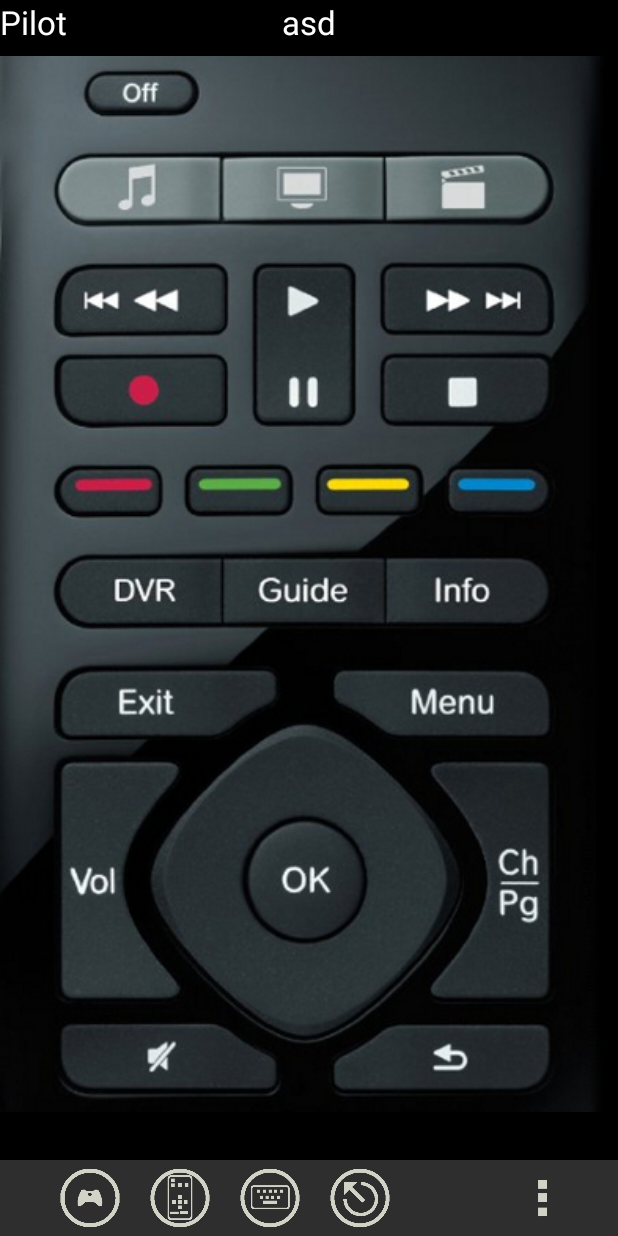
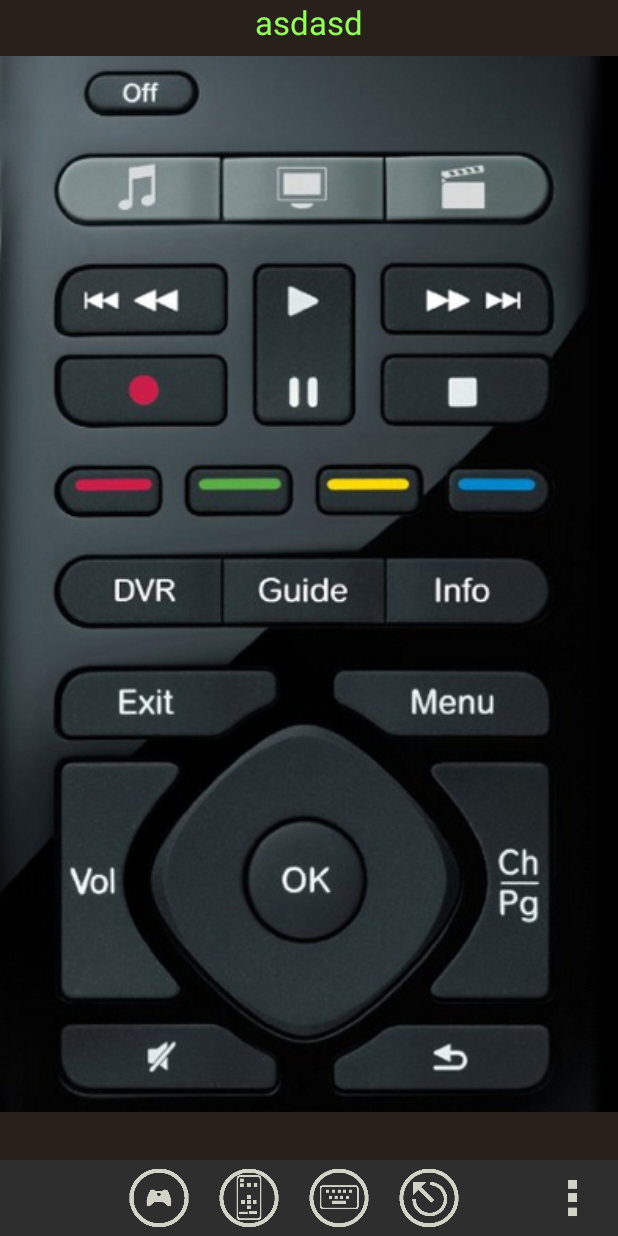
Before and after one commit to FranQy/PilotPC-Android, an Android app: the screen it shows after launch (MainActivity), on a phone screen of 412 x 824 dp. Run offline under Robolectric (Android 15) with nearby library versions, the phone set to English and light mode, and no system bars.

Commit message:
2.3 woeks ;) ovule of mouse ;)

```diff
--- a/socketclient/src/main/AndroidManifest.xml
+++ b/socketclient/src/main/AndroidManifest.xml
@@ -27,8 +27,9 @@
         android:theme="@style/AppTheme" >
         <activity
             android:name="com.example.socketclient.MainActivity"
-            android:label="Pilot PC"
-            android:screenOrientation="portrait">
+            android:configChanges="orientation|keyboardHidden|screenSize"
+            android:label="Pilot PC">
+
             <intent-filter>
                 <action android:name="android.intent.action.MAIN" />
 
--- a/socketclient/src/main/java/com/example/socketclient/ClickableSlidingDrawer.java
+++ b/socketclient/src/main/java/com/example/socketclient/ClickableSlidingDrawer.java
@@ -37,8 +37,8 @@ public class ClickableSlidingDrawer extends SlidingDrawer {
     public boolean onInterceptTouchEvent(MotionEvent event) {
         if (mHandleLayout != null) {
             int childCount = mHandleLayout.getChildCount();
-            int handleClickX = (int)(event.getX() - mHandleLayout.getX());
-            int handleClickY = (int)(event.getY() - mHandleLayout.getY());
+            int handleClickX = (int)(event.getX() - mHandleLayout.getLeft());
+            int handleClickY = (int)(event.getY() - mHandleLayout.getTop());
 
             Rect hitRect = mHitRect;
 
@@ -47,12 +47,12 @@ public class ClickableSlidingDrawer extends SlidingDrawer {
 
                 childView.getHitRect(hitRect);
 
-                if(childView.isClickable())
-                {
+               // if(childView.isClickable())
+               // {
                 if (hitRect.contains(handleClickX, handleClickY)) {
                     return false;
                 }
-                }
+               // }
             }
         }
 
--- a/socketclient/src/main/java/com/example/socketclient/MainActivity.java
+++ b/socketclient/src/main/java/com/example/socketclient/MainActivity.java
@@ -10,6 +10,8 @@ import android.app.AlertDialog;
 import android.content.Context;
 
 
+import android.content.pm.ActivityInfo;
+import android.content.res.Configuration;
 import android.net.wifi.WifiManager;
 import android.os.Bundle;
 
@@ -18,7 +20,7 @@ import android.util.Log;
 import android.view.KeyEvent;
 
 
-
+import android.view.MotionEvent;
 import android.view.View;
 import android.view.animation.AccelerateInterpolator;
 import android.view.animation.Animation;
@@ -26,6 +28,9 @@ import android.view.animation.Animation;
 import android.view.animation.TranslateAnimation;
 import android.widget.Button;
 
+import android.widget.ImageButton;
+import android.widget.ImageView;
+import android.widget.Toast;
 import android.widget.ViewFlipper;
 
 
@@ -61,6 +66,7 @@ ViewFlipper vf;
     @Override
     public void onCreate(Bundle savedInstanceState) {
         super.onCreate(savedInstanceState);
+        setRequestedOrientation(ActivityInfo.SCREEN_ORIENTATION_PORTRAIT);
         setContentView(R.layout.pilot_layout);
         men = new menu(this);
         /**
@@ -71,10 +77,10 @@ ViewFlipper vf;
 /**
  * menuBar buttons constructors
  */
-        Button gamepad = (Button) findViewById(R.id.buttonGamepad);
-        Button pilotButton = (Button) findViewById(R.id.buttonPilot);
-        Button keyboard = (Button) findViewById(R.id.buttonKeyboard);
-        Button mouse = (Button) findViewById(R.id.buttonMouse);
+        ImageButton gamepad = (ImageButton) findViewById(R.id.buttonGamepad);
+        ImageButton pilotButton = (ImageButton) findViewById(R.id.buttonPilot);
+        ImageButton keyboard = (ImageButton) findViewById(R.id.buttonKeyboard);
+        ImageButton mouse = (ImageButton) findViewById(R.id.buttonMouse);
 
 /**
  * menuBar buttons onClickListeners
@@ -179,8 +185,74 @@ ViewFlipper vf;
 
        // View newView = (View) findViewById(R.id)
        pilot = new pilot(this);
+pilot.blad.setText("asdasd");
+
+        final float[] mPreviousX = {0};
+        final float[] mPreviousY = {0};
+
+        ImageView mysz = (ImageView) findViewById(R.id.imageMysz);
+
+        mysz.setOnTouchListener(new View.OnTouchListener() {
+            @Override
+            public boolean onTouch(View view, MotionEvent motionEvent) {
+
+               /* int pointerCount = motionEvent.getPointerCount();
+float fingerOneX=0;
+                float fingerTwoX=0;
+                switch (motionEvent.getAction())
+                {
+                    case MotionEvent.ACTION_MOVE:
+                    {
+                        for(int i = 0; i < pointerCount; ++i)
+                        {
+                            int pointerIndex = i;
+                            int pointerId = motionEvent.getPointerId(pointerIndex);
+
+                            if(pointerId == 0)
+                            {
+
+                                fingerOneX = motionEvent.getX(pointerIndex);
+                                //fingerOneY = event.getY(pointerIndex);
+                            }
+                            if(pointerId == 1)
+                            {
+
+                                fingerTwoX = motionEvent.getX(pointerIndex);
+                               // fingerTwoY = event.getY(pointerIndex);
+                            }
+                    }
+                }
+                }
+                    pilot.blad.setText(String.valueOf(fingerOneX)+" \r"+String.valueOf(fingerTwoX));*/
 
 
+                float x = motionEvent.getX();
+                float y = motionEvent.getY();
+
+                switch (motionEvent.getAction())
+                {
+                    case MotionEvent.ACTION_MOVE:
+                    {
+
+                        float dx = x - mPreviousX[0];
+                        float dy = y - mPreviousY[0];
+
+                        pilot.blad.setText(String.valueOf(dx)+" \r"+String.valueOf(dy));
+
+                    }
+
+
+
+                }
+
+                mPreviousX[0] = x;
+                mPreviousY[0] = y;
+
+
+                return true;
+
+            }
+        });
 
         /*buta.setOnClickListener(new View.OnClickListener() {
             @Override
@@ -285,6 +357,19 @@ switch (output)
         Log.d("async", "end2");
     }
 
+
+    @Override
+    public void onConfigurationChanged(Configuration newConfig) {
+        super.onConfigurationChanged(newConfig);
+        pilot.blad.setText("landscape");
+        // Checks the orientation of the screen
+
+        if (newConfig.orientation == Configuration.ORIENTATION_LANDSCAPE) {
+          pilot.blad.setText("landscape");
+        } else if (newConfig.orientation == Configuration.ORIENTATION_PORTRAIT){
+            pilot.blad.setText("portrait");
+        }
+    }
 
 
   /*  @Override
--- /dev/null
+++ b/socketclient/src/main/java/com/example/socketclient/touchPad.java
@@ -0,0 +1,16 @@
+package com.example.socketclient;
+
+import android.view.MotionEvent;
+
+/**
+ * Created by franqy on 24.10.13.
+ */
+public class touchPad {
+
+    public touchPad()
+    {
+
+    }
+
+
+}
--- a/socketclient/src/main/res/layout/gamepadlay.xml
+++ b/socketclient/src/main/res/layout/gamepadlay.xml
@@ -5,11 +5,27 @@
               android:layout_width="match_parent"
               android:layout_height="match_parent">
 
-    <TextView
+
+
+
+
+
+    <ProgressBar
+            style="?android:attr/progressBarStyleLarge"
+            android:layout_width="fill_parent"
+            android:layout_height="wrap_content"
+            android:id="@+id/progressBar"/>
+
+    <ProgressBar
             android:layout_width="wrap_content"
             android:layout_height="wrap_content"
-            android:textAppearance="?android:attr/textAppearanceLarge"
-            android:text="Gamepad"
-            android:id="@+id/textView"
-            android:layout_gravity="left|center_vertical"/>
+            android:id="@+id/progressBar2"
+            android:layout_gravity="center"/>
+
+    <ProgressBar
+            style="?android:attr/progressBarStyleSmall"
+            android:layout_width="fill_parent"
+            android:layout_height="wrap_content"
+            android:id="@+id/progressBar4"/>
+
 </LinearLayout>
--- a/socketclient/src/main/res/layout/mouselay.xml
+++ b/socketclient/src/main/res/layout/mouselay.xml
@@ -5,11 +5,13 @@
               android:layout_width="match_parent"
               android:layout_height="match_parent">
 
-    <TextView
-            android:layout_width="wrap_content"
-            android:layout_height="wrap_content"
-            android:textAppearance="?android:attr/textAppearanceLarge"
-            android:text="keyboard"
-            android:id="@+id/textView"
-            android:layout_gravity="left|center_vertical"/>
+
+
+    <ImageView
+            android:layout_width="fill_parent"
+            android:layout_height="fill_parent"
+            android:id="@+id/imageMysz"
+            android:layout_gravity="center"
+            android:src="@drawable/mysz"
+            />
 </LinearLayout>
--- a/socketclient/src/main/res/layout/pilot_layout.xml
+++ b/socketclient/src/main/res/layout/pilot_layout.xml
@@ -16,21 +16,19 @@
                  android:layout_marginLeft="0dp"
                  android:layout_alignParentTop="true"
                  android:layout_marginTop="0dp"
-                 android:paddingBottom="45dp">
+                 android:paddingBottom="45dp"
+                 android:background="#27201b">
 
-        <ImageView
+        <ViewFlipper
                 android:layout_width="fill_parent"
                 android:layout_height="fill_parent"
-                android:id="@+id/imagePrzyciski"
-                android:layout_gravity="center"
-                android:src="@drawable/przyciski"/>
-
-        <ImageView
-                android:layout_width="fill_parent"
-                android:layout_height="fill_parent"
-                android:id="@+id/imageView"
-                android:layout_gravity="right|center_vertical"
-                android:src="@drawable/hgfh2"/>
+                android:id="@+id/viewFlippermoj"
+                android:visibility="visible">
+            <include android:id="@+id/libraryView1"  layout="@layout/gamepadlay" />
+            <include android:id="@+id/libraryView2"  layout="@layout/pilotlay" />
+            <include android:id="@+id/libraryView2"  layout="@layout/keyboardlay" />
+            <include android:id="@+id/libraryView2"  layout="@layout/mouselay" />
+                </ViewFlipper>
 
         <TextView
                 android:layout_width="wrap_content"
@@ -38,25 +36,8 @@
                 android:textAppearance="?android:attr/textAppearanceLarge"
                 android:text="Large Text"
                 android:id="@+id/textView1"
-                android:layout_gravity="center_horizontal|top"/>
-
-        <ImageView
-                android:layout_width="fill_parent"
-                android:layout_height="fill_parent"
-                android:id="@+id/imageInfo"
-                android:layout_gravity="center"
-                android:src="@drawable/info"
-                android:visibility="invisible"/>
-
-        <ViewFlipper
-                android:layout_width="fill_parent"
-                android:layout_height="fill_parent"
-                android:id="@+id/viewFlippermoj">
-            <include android:id="@+id/libraryView1"  layout="@layout/gamepadlay" />
-            <include android:id="@+id/libraryView2"  layout="@layout/pilotlay" />
-            <include android:id="@+id/libraryView2"  layout="@layout/keyboardlay" />
-            <include android:id="@+id/libraryView2"  layout="@layout/mouselay" />
-                </ViewFlipper>
+                android:layout_gravity="center_horizontal|top"
+                android:textColor="#94ff58"/>
 
     </FrameLayout>
 
@@ -66,7 +47,8 @@
             android:layout_alignParentLeft="true"
             android:layout_marginLeft="0dp"
             android:layout_alignParentTop="true"
-            android:layout_marginTop="0dp">
+            android:layout_marginTop="0dp"
+            >
 
         <com.example.socketclient.ClickableSlidingDrawer
                 android:id="@+id/slidingDrawer"
@@ -81,11 +63,12 @@
                     android:layout_height="wrap_content"
 
                     android:id="@+id/handle"
-                    android:paddingRight="20dp"
+                    android:paddingRight="10dp"
                     android:paddingBottom="5dp"
                     android:background="#2e2e2e"
                     android:paddingTop="5dp"
-                    android:clickable="true">
+                    android:clickable="true"
+                    >
 
                 <ImageView
                         android:src="@drawable/opcje"
@@ -93,45 +76,57 @@
                         android:layout_height="40dp"
                         android:layout_alignParentRight="true"
                         android:id="@+id/handleImag"
-                        android:layout_marginRight="10dp"/>
+                        />
 
-                <Button
-                        style="?android:attr/buttonStyleSmall"
-                        android:layout_width="40dp"
-                        android:layout_height="@dimen/MenuButtonsWidth"
-                        android:id="@+id/buttonGamepad"
-                        android:layout_marginLeft="40dp"
-                        android:layout_marginRight="@dimen/menuPaddingButtons"
-                        android:background="@drawable/gamepad"/>
+                <LinearLayout
+                        android:layout_width="wrap_content"
+                        android:layout_height="wrap_content"
+                        android:layout_centerHorizontal="true"
+                        android:layout_alignParentLeft="false"
+                        android:measureWithLargestChild="false">
 
-                <Button
+                    <ImageButton
                             style="?android:attr/buttonStyleSmall"
                             android:layout_width="@dimen/MenuButtonsWidth"
                             android:layout_height="40dp"
+                            android:id="@+id/buttonGamepad"
+                            android:background="#002e2e2e"
+                            android:src="@drawable/gamepad"
+                            android:scaleType="fitCenter"
+                            />
+
+                    <ImageButton
+                            style="?android:attr/buttonStyleSmall"
+                            android:layout_width="60dp"
+                            android:layout_height="40dp"
                             android:id="@+id/buttonPilot"
-                        android:background="@drawable/pilot"
-                        android:layout_marginLeft="10dp"
-                        android:layout_marginRight="10dp"
-                        android:layout_toRightOf="@+id/buttonGamepad"/>
+                            android:layout_toRightOf="@+id/buttonGamepad"
+                            android:background="#002e2e2e"
+                            android:src="@drawable/pilot"
+                            android:visibility="visible"
+                            android:scaleType="fitCenter"/>
 
-                <Button
+                    <ImageButton
                             style="?android:attr/buttonStyleSmall"
                             android:layout_width="@dimen/MenuButtonsWidth"
                             android:layout_height="40dp"
                             android:id="@+id/buttonKeyboard"
                             android:layout_toRightOf="@+id/buttonPilot"
-                        android:layout_marginLeft="@dimen/menuPaddingButtons"
-                        android:layout_marginRight="@dimen/menuPaddingButtons"
-                        android:background="@drawable/klawiatura"/>
+                            android:background="#002e2e2e"
+                            android:src="@drawable/klawiatura"
+                            android:scaleType="fitCenter"/>
 
-                <Button
+                    <ImageButton
                             style="?android:attr/buttonStyleSmall"
                             android:layout_width="@dimen/MenuButtonsWidth"
                             android:layout_height="40dp"
                             android:id="@+id/buttonMouse"
                             android:layout_toRightOf="@+id/buttonKeyboard"
-                        android:background="@drawable/myszka"
-                        android:layout_marginLeft="@dimen/menuPaddingButtons"/>
+                            android:background="#002e2e2e"
+                            android:scaleType="fitCenter"
+                            android:src="@drawable/myszka"
+                            android:layout_marginRight="20dp"/>
+                </LinearLayout>
 
             </RelativeLayout>
 
@@ -150,17 +145,22 @@
                         android:layout_height="wrap_content"
                         android:layout_marginBottom="5dp">
 
+                    <LinearLayout
+                            android:layout_width="wrap_content"
+                            android:layout_height="wrap_content"
+                            android:layout_centerHorizontal="true">
+
                         <TextView
                                 android:layout_width="60dp"
                                 android:layout_height="wrap_content"
                                 android:text="gamepad"
                                 android:id="@+id/textView"
-                            android:layout_marginLeft="30dp"
                                 android:textAlignment="center"
                                 android:gravity="center"
                                 android:singleLine="true"
                                 android:textSize="12dp"
-                            android:textColor="@color/infoAuthorTxT"/>
+                                android:textColor="@color/infoAuthorTxT"
+                                />
 
                         <TextView
                                 android:layout_width="60dp"
@@ -197,7 +197,10 @@
                                 android:autoText="true"
                                 android:singleLine="true"
                                 android:textSize="12dp"
-                            android:textColor="@color/infoAuthorTxT"/>
+                                android:textColor="@color/infoAuthorTxT"
+                                android:layout_marginRight="20dp"/>
+
+                    </LinearLayout>
                 </RelativeLayout>
 
                 <ScrollView
--- a/socketclient/src/main/res/layout/pilotlay.xml
+++ b/socketclient/src/main/res/layout/pilotlay.xml
@@ -1,15 +1,31 @@
 <?xml version="1.0" encoding="utf-8"?>
 
-<LinearLayout xmlns:android="http://schemas.android.com/apk/res/android"
-              android:orientation="vertical"
-              android:layout_width="match_parent"
-              android:layout_height="match_parent">
+<FrameLayout
+        android:layout_width="fill_parent"
+        android:layout_height="fill_parent"
+        xmlns:android="http://schemas.android.com/apk/res/android">
 
-    <TextView
-            android:layout_width="wrap_content"
-            android:layout_height="wrap_content"
-            android:textAppearance="?android:attr/textAppearanceLarge"
-            android:text="Pilot"
-            android:id="@+id/textView"
-            android:layout_gravity="left|center_vertical"/>
-</LinearLayout>
+    <ImageView
+            android:layout_width="fill_parent"
+            android:layout_height="fill_parent"
+            android:id="@+id/imagePrzyciski"
+            android:layout_gravity="center"
+            android:src="@drawable/przyciski"
+            />
+
+    <ImageView
+            android:layout_width="fill_parent"
+            android:layout_height="fill_parent"
+            android:id="@+id/imageView"
+            android:layout_gravity="center"
+            android:src="@drawable/hgfh2"/>
+
+    <ImageView
+            android:layout_width="fill_parent"
+            android:layout_height="fill_parent"
+            android:id="@+id/imageInfo"
+            android:layout_gravity="center"
+            android:src="@drawable/info"
+            android:visibility="invisible"/>
+
+</FrameLayout>
--- a/socketclient/src/main/res/values/dimens.xml
+++ b/socketclient/src/main/res/values/dimens.xml
@@ -3,5 +3,5 @@
     <dimen name="activity_horizontal_margin">16dp</dimen>
     <dimen name="activity_vertical_margin">16dp</dimen>
     <dimen name="menuPaddingButtons">10dp</dimen>
-    <dimen name="MenuButtonsWidth">40dp</dimen>
+    <dimen name="MenuButtonsWidth">60dp</dimen>
 </resources>
```
Also changed, not shown: 1 other file. Lines whose indentation alone changed are shown as unchanged.
